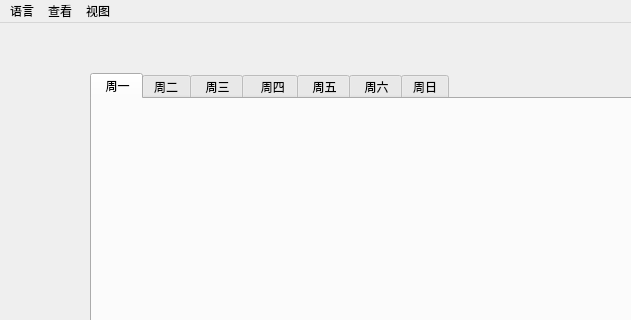
Before: the Qt Designer form styleOfMe/mainwindow.ui in fantastic-413/just_do_it, drawn with Qt 5; both pictures show x 0 to 631 and y 0 to 320 of the 1053 by 653 pixel window.
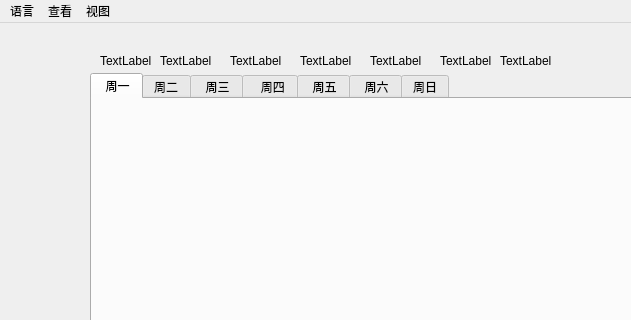
After: the same form once the commit is applied.

Commit message: 界面添加操作

The edit to the form file:
```diff
--- a/styleOfMe/mainwindow.ui
+++ b/styleOfMe/mainwindow.ui
@@ -112,6 +112,97 @@
      </item>
     </layout>
    </widget>
+   <widget class="QLabel" name="label">
+    <property name="geometry">
+     <rect>
+      <x>100</x>
+      <y>30</y>
+      <width>51</width>
+      <height>16</height>
+     </rect>
+    </property>
+    <property name="text">
+     <string>TextLabel</string>
+    </property>
+   </widget>
+   <widget class="QLabel" name="label_2">
+    <property name="geometry">
+     <rect>
+      <x>160</x>
+      <y>30</y>
+      <width>51</width>
+      <height>16</height>
+     </rect>
+    </property>
+    <property name="text">
+     <string>TextLabel</string>
+    </property>
+   </widget>
+   <widget class="QLabel" name="label_3">
+    <property name="geometry">
+     <rect>
+      <x>230</x>
+      <y>30</y>
+      <width>51</width>
+      <height>16</height>
+     </rect>
+    </property>
+    <property name="text">
+     <string>TextLabel</string>
+    </property>
+   </widget>
+   <widget class="QLabel" name="label_4">
+    <property name="geometry">
+     <rect>
+      <x>300</x>
+      <y>30</y>
+      <width>51</width>
+      <height>16</height>
+     </rect>
+    </property>
+    <property name="text">
+     <string>TextLabel</string>
+    </property>
+   </widget>
+   <widget class="QLabel" name="label_5">
+    <property name="geometry">
+     <rect>
+      <x>370</x>
+      <y>30</y>
+      <width>51</width>
+      <height>16</height>
+     </rect>
+    </property>
+    <property name="text">
+     <string>TextLabel</string>
+    </property>
+   </widget>
+   <widget class="QLabel" name="label_6">
+    <property name="geometry">
+     <rect>
+      <x>440</x>
+      <y>30</y>
+      <width>51</width>
+      <height>16</height>
+     </rect>
+    </property>
+    <property name="text">
+     <string>TextLabel</string>
+    </property>
+   </widget>
+   <widget class="QLabel" name="label_7">
+    <property name="geometry">
+     <rect>
+      <x>500</x>
+      <y>30</y>
+      <width>51</width>
+      <height>16</height>
+     </rect>
+    </property>
+    <property name="text">
+     <string>TextLabel</string>
+    </property>
+   </widget>
   </widget>
   <widget class="QMenuBar" name="menubar">
    <property name="geometry">
```
The commit also changes 7 other files.
